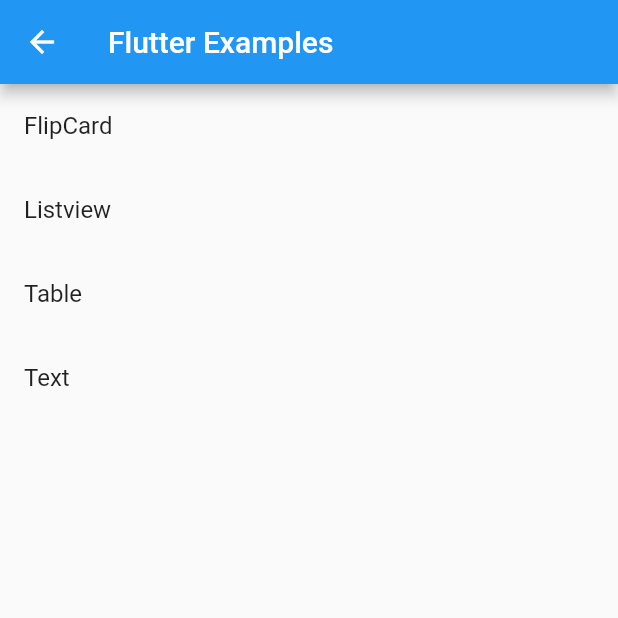
After one commit to viveky259259/flutter_for_people, a Flutter app: the screen it shows after launch, after a tap on "Widgets", on a phone screen of 412 x 824 dp, the top half of it. The commit adds this screen. Run offline on Flutter 3.47's test engine with Material 2 defaults, Android fonts, the phone set to English and light mode, and no system bars; our stand-ins replace bloc, equatable, flip_card, flutter_bloc, get_it, hive and 2 more; missing offline and left inert: clippy_flutter, firebase, flutter_cupertino_date_picker, giffy_dialog, pagination, razorpay_flutter and 1 more; accounts and stored records are empty.

```diff
--- a/lib/list.examples.dart
+++ b/lib/list.examples.dart
@@ -1,11 +1,13 @@
 import 'package:flutter/material.dart';
 import 'package:flutter_for_people/animation/physics.animation.example.dart';
+import 'package:flutter_for_people/databases/sqlcool/main.dart' as SQLCool;
 import 'package:flutter_for_people/error_recreation/error.recreation.list.dart';
 import 'package:flutter_for_people/http_.dart';
 import 'package:flutter_for_people/modal_bottom_sheet.dart';
 import 'package:flutter_for_people/randomuis/random.uilist.dart';
 import 'package:flutter_for_people/theory/theory_list.dart';
-import 'package:flutter_for_people/databases/sqlcool/main.dart' as SQLCool;
+import 'package:flutter_for_people/widgets/widget.examples.dart';
+
 class ExamplesList extends StatelessWidget {
   @override
   Widget build(BuildContext context) {
@@ -25,15 +27,15 @@
           ListTile(
             title: Text("Random Uis"),
             onTap: () {
-              Navigator.of(context).push(
-                  MaterialPageRoute(builder: (context) => RandomUis()));
+              Navigator.of(context)
+                  .push(MaterialPageRoute(builder: (context) => RandomUis()));
             },
           ),
           ListTile(
             title: Text("Errors"),
             onTap: () {
-              Navigator.of(context).push(
-                  MaterialPageRoute(builder: (context) => Errors()));
+              Navigator.of(context)
+                  .push(MaterialPageRoute(builder: (context) => Errors()));
             },
           ),
           ListTile(
@@ -41,6 +43,13 @@
             onTap: () {
               Navigator.of(context).push(
                   MaterialPageRoute(builder: (context) => SQLCool.MyApp()));
+            },
+          ),
+          ListTile(
+            title: Text("Widgets"),
+            onTap: () {
+              Navigator.of(context)
+                  .push(MaterialPageRoute(builder: (context) => WidgetList()));
             },
           ),
           ListTile(
--- a/lib/main.dart
+++ b/lib/main.dart
@@ -5,7 +5,7 @@
 import 'hive/newexample/person.ui.dart';
 import 'list.examples.dart';
 
-void main() => runApp(MaterialLocalizationError());
+void main() => runApp(MyApp());
 
 class MyApp extends StatelessWidget {
   // This widget is the root of your application.
@@ -25,7 +25,7 @@
           // is not restarted.
           primarySwatch: Colors.blue,
         ),
-        home: MaterialLocalizationError()
+        home: ExamplesList()
 //        HiveExampleUi()
 //        RazorPayExample()
 //        PhysicsAnimationExample()
--- /dev/null
+++ b/lib/widgets/widget.examples.dart
@@ -0,0 +1,48 @@
+import 'package:flutter/material.dart';
+import 'package:flutter_for_people/widgets/flip.card.dart';
+import 'package:flutter_for_people/widgets/listviews.dart';
+import 'package:flutter_for_people/widgets/table.example.dart';
+import 'package:flutter_for_people/widgets/text.view.dart';
+
+class WidgetList extends StatelessWidget {
+  @override
+  Widget build(BuildContext context) {
+    return Scaffold(
+      appBar: AppBar(
+        title: Text('Flutter Examples'),
+      ),
+      body: ListView(
+        children: <Widget>[
+          ListTile(
+            title: Text('FlipCard'),
+            onTap: () {
+              Navigator.of(context).push(
+                  MaterialPageRoute(builder: (context) => FlipCardExample()));
+            },
+          ),
+          ListTile(
+            title: Text('Listview'),
+            onTap: () {
+              Navigator.of(context).push(
+                  MaterialPageRoute(builder: (context) => ListViewExample()));
+            },
+          ),
+          ListTile(
+            title: Text('Table'),
+            onTap: () {
+              Navigator.of(context).push(
+                  MaterialPageRoute(builder: (context) => TableExample()));
+            },
+          ),
+          ListTile(
+            title: Text('Text'),
+            onTap: () {
+              Navigator.of(context)
+                  .push(MaterialPageRoute(builder: (context) => TextExample()));
+            },
+          ),
+        ],
+      ),
+    );
+  }
+}
--- a/pubspec.yaml
+++ b/pubspec.yaml
@@ -42,6 +42,8 @@
 
   clippy_flutter: ^1.1.0
   sqlcool: ^4.2.0
+  #pagination
+  pagination: ^0.1.0
 
 
 
```
Also changed, not shown: lib/widgets/listviews.dart (added, +49 -0 lines), pubspec.lock.
